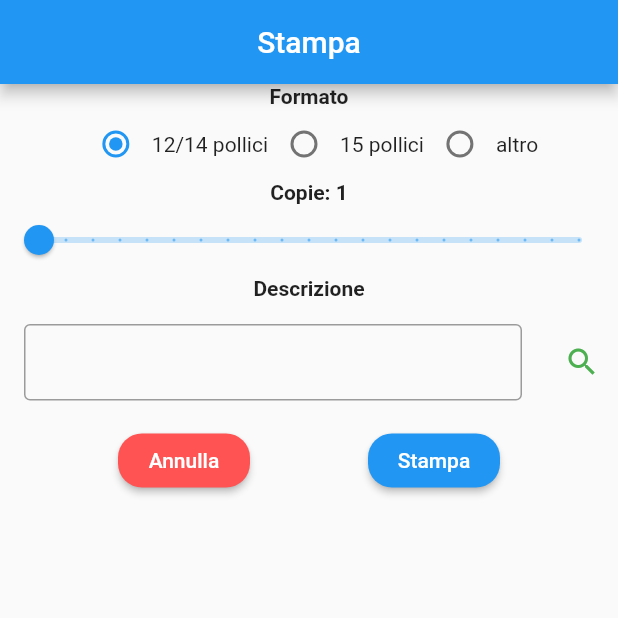
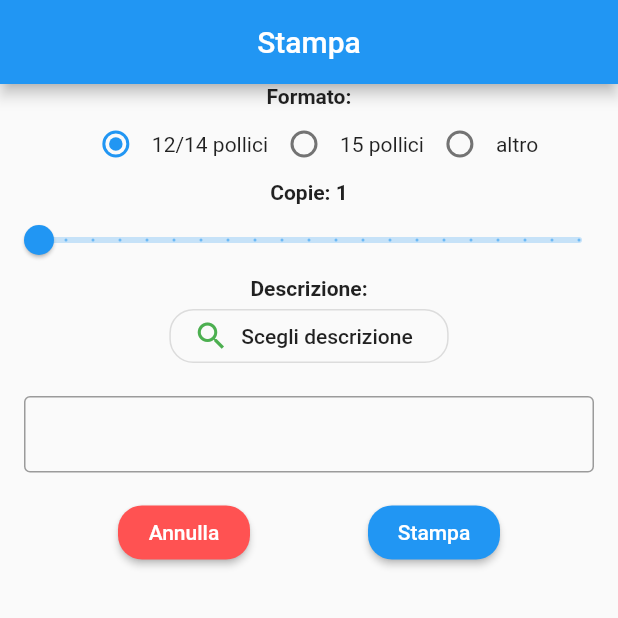
Before and after one commit to nikzanda/Stampa_app, a Flutter app: the screen it shows after launch, on a phone screen of 412 x 824 dp, the top half of it. Run offline on Flutter 3.47's test engine with Material 2 defaults, Android fonts, the phone set to English and light mode, and no system bars.

Commit message:
fix layout

```diff
--- a/lib/screens/Stampa.dart
+++ b/lib/screens/Stampa.dart
@@ -75,7 +75,7 @@ class _StampaState extends State<Stampa> {
                 mainAxisAlignment: MainAxisAlignment.center,
                 children: <Widget>[
                   // Formato
-                  Text("Formato",
+                  Text("Formato:",
                       style: TextStyle(fontWeight: FontWeight.bold)),
                   Row(
                     mainAxisAlignment: MainAxisAlignment.center,
@@ -114,12 +114,32 @@ class _StampaState extends State<Stampa> {
                     },
                   ),
                   // Descrizione
-                  Text("Descrizione",
+                  Text("Descrizione:",
                       style: TextStyle(fontWeight: FontWeight.bold)),
-                  Row(
+                  // RaisedButton(
+                  OutlineButton(
+                    shape: RoundedRectangleBorder(
+                      borderRadius: BorderRadius.all(Radius.circular(16)),
+                    ),
+                    child: Row(
+                      mainAxisSize: MainAxisSize.min,
                       children: <Widget>[
-                      Flexible(
-                        child: Padding(
+                        Icon(
+                          Icons.search,
+                          color: Colors.green,
+                        ),
+                        Padding(
+                          padding: EdgeInsets.only(
+                            left: 8,
+                            right: 8,
+                          ),
+                          child: Text("Scegli descrizione"),
+                        ),
+                      ],
+                    ),
+                    onPressed: () {},
+                  ),
+                  Padding(
                     padding: EdgeInsets.all(16),
                     child: TextFormField(
                       controller: descrizioneController,
@@ -133,15 +153,6 @@ class _StampaState extends State<Stampa> {
                         return null;
                       },
                     ),
-                        ),
-                      ),
-                      IconButton(
-                        icon: Icon(Icons.search),
-                        color: Colors.green,
-                        tooltip: "Scegli descrizione",
-                        onPressed: () {},
-                      ),
-                    ],
                   ),
                   Row(
                     mainAxisAlignment: MainAxisAlignment.spaceEvenly,
```
Lines whose indentation alone changed are shown as unchanged.
